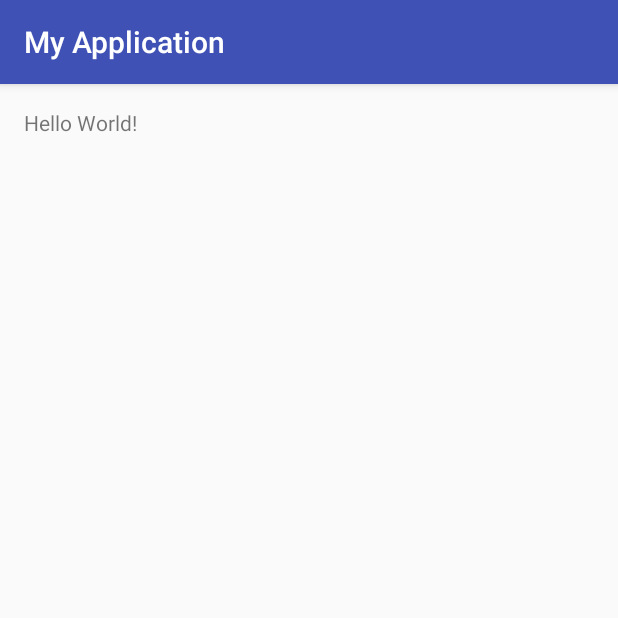
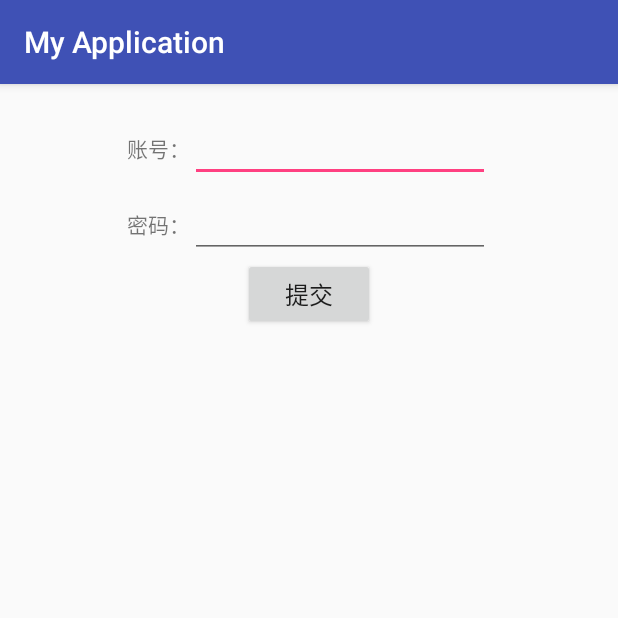
Before and after one commit to KidSea/CasualProject, an Android app: the screen it shows after launch (MainActivity), on a phone screen of 412 x 824 dp, the top half of it. Run offline under Robolectric (Android 15) with nearby library versions, the phone set to English and light mode, and no system bars.

Commit message:
commit 1

```diff
--- a/MvcMvpMVVM/src/main/res/layout/activity_main.xml
+++ b/MvcMvpMVVM/src/main/res/layout/activity_main.xml
@@ -1,18 +1,61 @@
 <?xml version="1.0" encoding="utf-8"?>
-<RelativeLayout
+<LinearLayout
     xmlns:android="http://schemas.android.com/apk/res/android"
     xmlns:tools="http://schemas.android.com/tools"
     android:id="@+id/activity_main"
     android:layout_width="match_parent"
     android:layout_height="match_parent"
-    android:paddingBottom="@dimen/activity_vertical_margin"
-    android:paddingLeft="@dimen/activity_horizontal_margin"
-    android:paddingRight="@dimen/activity_horizontal_margin"
-    android:paddingTop="@dimen/activity_vertical_margin"
+    android:orientation="vertical"
     tools:context="com.example.myapplication.MainActivity">
 
-    <TextView
+    <LinearLayout
+        android:layout_width="match_parent"
+        android:layout_height="wrap_content"
+        android:gravity="center"
+        android:orientation="horizontal"
+        android:layout_marginTop="20dp"
+        >
+
+        <TextView
+            android:id="@+id/tv_ac"
+            android:layout_width="wrap_content"
+            android:layout_height="wrap_content"
+            android:text="@string/account"/>
+        <EditText
+            android:id="@+id/ed_ac"
+            android:layout_width="200dp"
+            android:layout_height="wrap_content"/>
+
+    </LinearLayout>
+
+    <LinearLayout
+        android:layout_width="match_parent"
+        android:layout_height="wrap_content"
+        android:gravity="center"
+        android:orientation="horizontal"
+        android:layout_marginTop="5dp"
+        >
+
+        <TextView
+            android:id="@+id/tv_ps"
+            android:layout_width="wrap_content"
+            android:layout_height="wrap_content"
+            android:text="@string/passwd"/>
+        <EditText
+            android:id="@+id/ed_passwd"
+            android:layout_width="200dp"
+            android:layout_height="wrap_content"/>
+
+    </LinearLayout>
+
+    <Button
+        android:id="@+id/bt_sub"
         android:layout_width="wrap_content"
         android:layout_height="wrap_content"
-        android:text="Hello World!"/>
-</RelativeLayout>
+        android:text="@string/bt_submit"
+        android:textSize="16sp"
+        android:layout_gravity="center"
+        />
+
+
+</LinearLayout>
--- a/MvcMvpMVVM/src/main/res/values/strings.xml
+++ b/MvcMvpMVVM/src/main/res/values/strings.xml
@@ -1,3 +1,7 @@
 <resources>
     <string name="app_name">My Application</string>
+
+    <string name="account">账号： </string>
+    <string name="passwd">密码： </string>
+    <string name="bt_submit">提交</string>
 </resources>
```
Also changed, not shown: MvcMvpMVVM/src/main/java/com/example/myapplication/MainActivity.java (+86 -1 lines), MvcMvpMVVM/src/main/java/com/example/myapplication/bean/User.java (added, +30 -0 lines).
